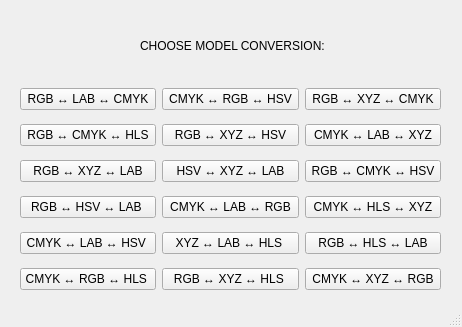
Qt form graphics/mainwindow.ui (StanislauH/graphics) before a commit.
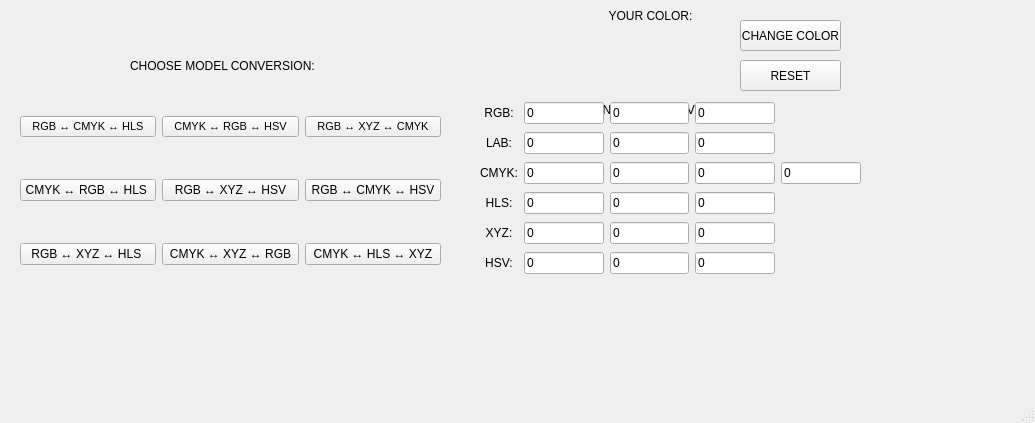
The same form after that commit.

The edit to the form file:
```diff
--- a/graphics/mainwindow.ui
+++ b/graphics/mainwindow.ui
@@ -6,8 +6,8 @@
    <rect>
     <x>0</x>
     <y>0</y>
-    <width>462</width>
-    <height>327</height>
+    <width>1035</width>
+    <height>423</height>
    </rect>
   </property>
   <property name="windowTitle">
@@ -30,12 +30,17 @@
    <widget class="QLabel" name="lableMain">
     <property name="geometry">
      <rect>
-      <x>540</x>
+      <x>590</x>
       <y>0</y>
       <width>121</width>
       <height>31</height>
      </rect>
     </property>
+    <property name="font">
+     <font>
+      <pointsize>9</pointsize>
+     </font>
+    </property>
     <property name="text">
      <string>YOUR COLOR:</string>
     </property>
@@ -46,12 +51,17 @@
    <widget class="QLabel" name="label">
     <property name="geometry">
      <rect>
-      <x>140</x>
-      <y>30</y>
-      <width>191</width>
+      <x>130</x>
+      <y>50</y>
+      <width>231</width>
       <height>31</height>
      </rect>
     </property>
+    <property name="font">
+     <font>
+      <pointsize>9</pointsize>
+     </font>
+    </property>
     <property name="text">
      <string>CHOOSE MODEL CONVERSION:</string>
     </property>
@@ -59,12 +69,17 @@
    <widget class="QLabel" name="label_2">
     <property name="geometry">
      <rect>
-      <x>580</x>
+      <x>560</x>
       <y>100</y>
       <width>261</width>
       <height>20</height>
      </rect>
     </property>
+    <property name="font">
+     <font>
+      <pointsize>9</pointsize>
+     </font>
+    </property>
     <property name="text">
      <string>CHOSEN MODEL CONVERSION:</string>
     </property>
@@ -73,7 +88,7 @@
     <property name="geometry">
      <rect>
       <x>480</x>
-      <y>120</y>
+      <y>100</y>
       <width>381</width>
       <height>181</height>
      </rect>
@@ -82,75 +97,80 @@
      <item row="2" column="3">
       <widget class="QLineEdit" name="line9">
        <property name="text">
-        <string/>
+        <string>0</string>
        </property>
       </widget>
      </item>
      <item row="0" column="1">
       <widget class="QLineEdit" name="line1">
        <property name="text">
-        <string/>
+        <string>0</string>
        </property>
       </widget>
      </item>
      <item row="2" column="4">
       <widget class="QLineEdit" name="lineE10">
        <property name="text">
-        <string/>
+        <string>0</string>
        </property>
       </widget>
      </item>
      <item row="4" column="3">
       <widget class="QLineEdit" name="lineE16">
        <property name="text">
-        <string/>
+        <string>0</string>
        </property>
       </widget>
      </item>
      <item row="4" column="2">
       <widget class="QLineEdit" name="lineE15">
        <property name="text">
-        <string/>
+        <string>0</string>
        </property>
       </widget>
      </item>
      <item row="1" column="3">
       <widget class="QLineEdit" name="line6">
        <property name="text">
-        <string/>
+        <string>0</string>
        </property>
       </widget>
      </item>
      <item row="1" column="1">
       <widget class="QLineEdit" name="line4">
        <property name="text">
-        <string/>
+        <string>0</string>
        </property>
       </widget>
      </item>
      <item row="2" column="1">
       <widget class="QLineEdit" name="line7">
        <property name="text">
-        <string/>
+        <string>0</string>
        </property>
       </widget>
      </item>
      <item row="0" column="3">
       <widget class="QLineEdit" name="line3">
        <property name="text">
-        <string/>
+        <string>0</string>
        </property>
       </widget>
      </item>
      <item row="5" column="1">
       <widget class="QLineEdit" name="lineE17">
        <property name="text">
-        <string/>
+        <string>0</string>
        </property>
       </widget>
      </item>
      <item row="2" column="0">
       <widget class="QLabel" name="label3">
+       <property name="font">
+        <font>
+         <pointsize>9</pointsize>
+        </font>
+       </property>
        <property name="text">
         <string>CMYK:</string>
        </property>
@@ -162,26 +182,31 @@
      <item row="3" column="2">
       <widget class="QLineEdit" name="lineE12">
        <property name="text">
-        <string/>
+        <string>0</string>
        </property>
       </widget>
      </item>
      <item row="0" column="2">
       <widget class="QLineEdit" name="line2">
        <property name="text">
-        <string/>
+        <string>0</string>
        </property>
       </widget>
      </item>
      <item row="1" column="2">
       <widget class="QLineEdit" name="line5">
        <property name="text">
-        <string/>
+        <string>0</string>
        </property>
       </widget>
      </item>
      <item row="4" column="0">
       <widget class="QLabel" name="label5">
+       <property name="font">
+        <font>
+         <pointsize>9</pointsize>
+        </font>
+       </property>
        <property name="text">
         <string>XYZ:</string>
        </property>
@@ -192,6 +217,11 @@
      </item>
      <item row="0" column="0">
       <widget class="QLabel" name="label1">
+       <property name="font">
+        <font>
+         <pointsize>9</pointsize>
+        </font>
+       </property>
        <property name="text">
         <string>RGB:</string>
        </property>
@@ -202,6 +232,11 @@
      </item>
      <item row="5" column="0">
       <widget class="QLabel" name="label6">
+       <property name="font">
+        <font>
+         <pointsize>9</pointsize>
+        </font>
+       </property>
        <property name="text">
         <string>HSV:</string>
        </property>
@@ -212,6 +247,11 @@
      </item>
      <item row="3" column="0">
       <widget class="QLabel" name="label4">
+       <property name="font">
+        <font>
+         <pointsize>9</pointsize>
+        </font>
+       </property>
        <property name="text">
         <string>HLS:</string>
        </property>
@@ -223,12 +263,17 @@
      <item row="2" column="2">
       <widget class="QLineEdit" name="line8">
        <property name="text">
-        <string/>
+        <string>0</string>
        </property>
       </widget>
      </item>
      <item row="1" column="0">
       <widget class="QLabel" name="label2">
+       <property name="font">
+        <font>
+         <pointsize>9</pointsize>
+        </font>
+       </property>
        <property name="text">
         <string>LAB:</string>
        </property>
@@ -240,35 +285,35 @@
      <item row="5" column="3">
       <widget class="QLineEdit" name="lineE19">
        <property name="text">
-        <string/>
+        <string>0</string>
        </property>
       </widget>
      </item>
      <item row="5" column="2">
       <widget class="QLineEdit" name="lineE18">
        <property name="text">
-        <string/>
+        <string>0</string>
        </property>
       </widget>
      </item>
      <item row="3" column="1">
       <widget class="QLineEdit" name="lineE11">
        <property name="text">
-        <string/>
+        <string>0</string>
        </property>
       </widget>
      </item>
      <item row="3" column="3">
       <widget class="QLineEdit" name="lineE13">
        <property name="text">
-        <string/>
+        <string>0</string>
        </property>
       </widget>
      </item>
      <item row="4" column="1">
       <widget class="QLineEdit" name="lineE14">
        <property name="text">
-        <string/>
+        <string>0</string>
        </property>
       </widget>
      </item>
@@ -284,76 +329,30 @@
      </rect>
     </property>
     <layout class="QGridLayout" name="gridLayout_2">
-     <item row="1" column="0">
-      <widget class="QPushButton" name="pushButton_2">
-       <property name="text">
-        <string>RGB ↔ LAB ↔ CMYK</string>
+     <item row="1" column="2">
+      <widget class="QPushButton" name="pushButton_4">
+       <property name="font">
+        <font>
+         <pointsize>8</pointsize>
+        </font>
        </property>
-      </widget>
-     </item>
-     <item row="2" column="0">
-      <widget class="QPushButton" name="pushButton_5">
        <property name="text">
-        <string>RGB ↔ CMYK ↔ HLS</string>
-       </property>
-      </widget>
-     </item>
-     <item row="4" column="0">
-      <widget class="QPushButton" name="pushButton_11">
-       <property name="text">
-        <string>RGB ↔ HSV ↔ LAB </string>
-       </property>
-      </widget>
-     </item>
-     <item row="4" column="1">
-      <widget class="QPushButton" name="pushButton_12">
-       <property name="text">
-        <string>CMYK ↔ LAB ↔ RGB</string>
-       </property>
-      </widget>
-     </item>
-     <item row="3" column="0">
-      <widget class="QPushButton" name="pushButton_8">
-       <property name="text">
-        <string>RGB ↔ XYZ ↔ LAB</string>
-       </property>
-      </widget>
-     </item>
-     <item row="2" column="2">
-      <widget class="QPushButton" name="pushButton_7">
-       <property name="text">
-        <string>CMYK ↔ LAB ↔ XYZ</string>
-       </property>
-      </widget>
-     </item>
-     <item row="5" column="0">
-      <widget class="QPushButton" name="pushButton_14">
-       <property name="text">
-        <string>CMYK ↔ LAB ↔ HSV </string>
-       </property>
-      </widget>
-     </item>
-     <item row="6" column="0">
-      <widget class="QPushButton" name="pushButton_17">
-       <property name="text">
-        <string>CMYK ↔ RGB ↔ HLS </string>
+        <string>RGB ↔ XYZ ↔ CMYK</string>
        </property>
       </widget>
      </item>
      <item row="1" column="1">
       <widget class="QPushButton" name="pushButton_3">
+       <property name="font">
+        <font>
+         <pointsize>8</pointsize>
+        </font>
+       </property>
        <property name="text">
         <string>CMYK ↔ RGB ↔ HSV</string>
        </property>
       </widget>
      </item>
-     <item row="6" column="1">
-      <widget class="QPushButton" name="pushButton_18">
-       <property name="text">
-        <string>RGB ↔ XYZ ↔ HLS </string>
-       </property>
-      </widget>
-     </item>
      <item row="2" column="1">
       <widget class="QPushButton" name="pushButton_6">
        <property name="text">
@@ -361,27 +360,6 @@
        </property>
       </widget>
      </item>
-     <item row="3" column="1">
-      <widget class="QPushButton" name="pushButton_9">
-       <property name="text">
-        <string>HSV ↔ XYZ ↔ LAB</string>
-       </property>
-      </widget>
-     </item>
-     <item row="5" column="1">
-      <widget class="QPushButton" name="pushButton_15">
-       <property name="text">
-        <string>XYZ ↔ LAB ↔ HLS </string>
-       </property>
-      </widget>
-     </item>
-     <item row="1" column="2">
-      <widget class="QPushButton" name="pushButton_4">
-       <property name="text">
-        <string>RGB ↔ XYZ ↔ CMYK</string>
-       </property>
-      </widget>
-     </item>
      <item row="4" column="2">
       <widget class="QPushButton" name="pushButton_13">
        <property name="text">
@@ -389,21 +367,40 @@
        </property>
       </widget>
      </item>
-     <item row="3" column="2">
+     <item row="1" column="0">
+      <widget class="QPushButton" name="pushButton_5">
+       <property name="font">
+        <font>
+         <pointsize>8</pointsize>
+        </font>
+       </property>
+       <property name="text">
+        <string>RGB ↔ CMYK ↔ HLS</string>
+       </property>
+      </widget>
+     </item>
+     <item row="2" column="0">
+      <widget class="QPushButton" name="pushButton_17">
+       <property name="text">
+        <string>CMYK ↔ RGB ↔ HLS </string>
+       </property>
+      </widget>
+     </item>
+     <item row="2" column="2">
       <widget class="QPushButton" name="pushButton_10">
        <property name="text">
         <string>RGB ↔ CMYK ↔ HSV</string>
        </property>
       </widget>
      </item>
-     <item row="5" column="2">
-      <widget class="QPushButton" name="pushButton_16">
+     <item row="4" column="0">
+      <widget class="QPushButton" name="pushButton_18">
        <property name="text">
-        <string>RGB ↔ HLS ↔ LAB</string>
+        <string>RGB ↔ XYZ ↔ HLS </string>
        </property>
       </widget>
      </item>
-     <item row="6" column="2">
+     <item row="4" column="1">
       <widget class="QPushButton" name="pushButton_19">
        <property name="text">
         <string>CMYK ↔ XYZ ↔ RGB</string>
```
